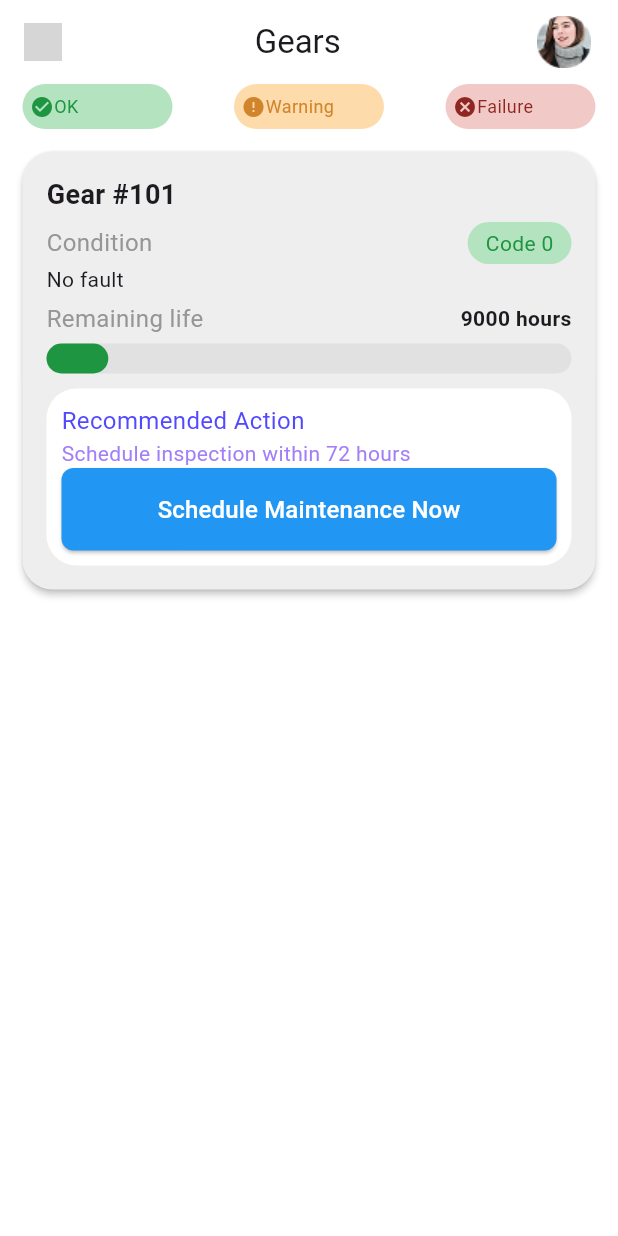
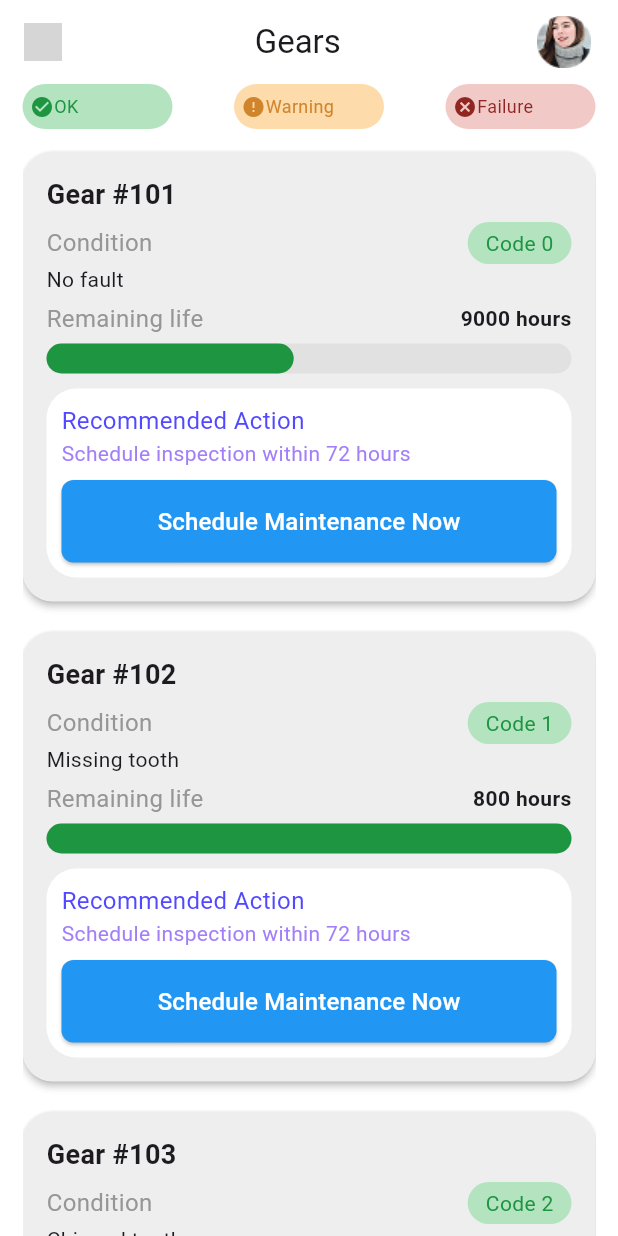
Before and after one commit to Nisrine-C/pi_protype, a Flutter app: the screen it shows after launch, on a phone screen of 412 x 824 dp. Run offline on Flutter 3.47's test engine with Material 3 defaults, Android fonts, the phone set to English and light mode, and no system bars; missing offline and left inert: flutter_svg_icons; grey boxes are pictures that could not be loaded.

Commit message:
Initial Commit

```diff
--- /dev/null
+++ b/lib/model/Fault.model.dart
@@ -0,0 +1,7 @@
+class Fault {
+  final int faultId;
+  final int faultCode;
+  final String faultDesc;
+
+  Fault({required this.faultId, required this.faultCode, required this.faultDesc});
+}
--- /dev/null
+++ b/lib/model/Gear.model.dart
@@ -0,0 +1,9 @@
+
+class Gear {
+  final int gearId;
+  final int faultId;
+  final DateTime installationDate;
+  final double expectedLifetimeHours;
+
+  Gear({required this.gearId, required this.faultId, required this.installationDate, required this.expectedLifetimeHours});
+}
--- /dev/null
+++ b/lib/model/Prediction.model.dart
@@ -0,0 +1,8 @@
+class Prediction {
+  final int gearId;
+  final int predictedFaultCode;
+  final double predictedRulHours;
+  final double confidence;
+
+  Prediction({required this.gearId, required this.predictedFaultCode, required this.predictedRulHours, required this.confidence});
+}
--- /dev/null
+++ b/lib/screen/detail.screen.dart
@@ -0,0 +1,19 @@
+import 'package:flutter/cupertino.dart';
+import 'package:flutter/material.dart';
+
+
+class Detail extends StatelessWidget {
+  final int gearId;
+
+  const Detail({Key? key, required this.gearId}) : super(key: key);
+
+  @override
+  Widget build(BuildContext context) {
+    return Scaffold(
+      appBar: AppBar(title: Text("Gear #$gearId Details")),
+      body: Center(
+        child: Text('This is the details page for Gear #$gearId'),
+      ),
+    );
+  }
+}
--- a/lib/screen/home.screen.dart
+++ b/lib/screen/home.screen.dart
@@ -4,10 +4,32 @@ import 'package:flutter/material.dart';
 import 'package:flutter_svg_icons/flutter_svg_icons.dart';
 import 'package:pi_prototype/constants/colors.dart';
 import 'package:pi_prototype/widget/gear_item.widget.dart';
+import '../model/Fault.model.dart';
+import '../model/Gear.model.dart';
+import '../model/Prediction.model.dart';
 import '../widget/status_indicator.widget.dart';
 
 class Home extends StatelessWidget {
-  const Home({Key? key}) : super(key:key);
+  Home({Key? key}) : super(key:key);
+
+  final gears = [
+    Gear(gearId: 101, faultId: 1, installationDate: DateTime.parse("2023-01-15"), expectedLifetimeHours: 15000),
+    Gear(gearId: 102, faultId: 2, installationDate: DateTime.parse("2022-11-03"), expectedLifetimeHours: 12000),
+    Gear(gearId: 103, faultId: 3, installationDate: DateTime.parse("2023-06-10"), expectedLifetimeHours: 13000),
+  ];
+
+  final faults = [
+    Fault(faultId: 1, faultCode: 0, faultDesc: "No fault"),
+    Fault(faultId: 2, faultCode: 1, faultDesc: "Missing tooth"),
+    Fault(faultId: 3, faultCode: 2, faultDesc: "Chipped tooth"),
+  ];
+
+  final predictions = [
+    Prediction(gearId: 101, predictedFaultCode: 0, predictedRulHours: 9000.0, confidence: 0.99),
+    Prediction(gearId: 102, predictedFaultCode: 1, predictedRulHours: 800.0, confidence: 0.85),
+    Prediction(gearId: 103, predictedFaultCode: 2, predictedRulHours: 500.0, confidence: 0.78),
+  ];
+
 
   @override
   Widget build(BuildContext context) {
@@ -51,9 +73,11 @@ class Home extends StatelessWidget {
                 Expanded(
                   child: ListView(
                     padding: const EdgeInsets.symmetric(vertical: 5),
-                    children: [
-                      GearItem(),
-                    ],
+                    children: gears.map((gear) {
+                      final fault = faults.firstWhere((f) => f.faultId == gear.faultId);
+                      final prediction = predictions.firstWhere((p) => p.gearId == gear.gearId);
+                      return GearItem(gear: gear, fault: fault, prediction: prediction);
+                    }).toList(),
                   ),
                 )
               ],
--- a/lib/widget/gear_item.widget.dart
+++ b/lib/widget/gear_item.widget.dart
@@ -2,154 +2,116 @@ import 'package:flutter/material.dart';
 import 'package:pi_prototype/constants/colors.dart';
 import 'package:pi_prototype/widget/progress_bar.widget.dart';
 
+
+import '../model/Fault.model.dart';
+import '../model/Gear.model.dart';
+import '../model/Prediction.model.dart';
+import '../screen/detail.screen.dart';
+
 class GearItem extends StatelessWidget {
-  const GearItem({super.key});
+  final Gear gear;
+  final Fault fault;
+  final Prediction prediction;
+
+  const GearItem({
+    super.key,
+    required this.gear,
+    required this.fault,
+    required this.prediction,
+  });
 
   @override
   Widget build(BuildContext context) {
-    return Card(
+    double progress = 1 - (prediction.predictedRulHours / gear.expectedLifetimeHours);
+
+    return InkWell(
+      onTap: () {
+        Navigator.push(
+          context,
+          MaterialPageRoute(
+            builder: (context) => Detail(gearId: gear.gearId),
+          ),
+        );
+      },
+      borderRadius: BorderRadius.circular(20), // Match the card radius
+      child: Card(
         elevation: 2,
         color: bgGrey,
-      margin: EdgeInsets.symmetric(vertical:10),
-      shape: RoundedRectangleBorder(
-        borderRadius: BorderRadius.circular(20),
-      ),
+        margin: const EdgeInsets.symmetric(vertical: 10),
+        shape: RoundedRectangleBorder(borderRadius: BorderRadius.circular(20)),
         child: Padding(
-        padding: EdgeInsets.all(16),
+          padding: const EdgeInsets.all(16),
           child: Column(
             crossAxisAlignment: CrossAxisAlignment.start,
             children: [
-            // Header
-            const Text(
-              'Gear #101',
-              style: TextStyle(
-                fontSize: 18,
-                fontWeight: FontWeight.bold,
-              ),
-            ),
+              Text('Gear #${gear.gearId}', style: const TextStyle(fontSize: 18, fontWeight: FontWeight.bold)),
               const SizedBox(height: 5),
-            // Condition
-            Column(
-              crossAxisAlignment: CrossAxisAlignment.start,
-              children: [
+
+              // Fault Info
               Row(
                 mainAxisAlignment: MainAxisAlignment.spaceBetween,
                 children: [
-                    Text(
-                      'Condition',
-                      style: TextStyle(
-                        color: textGrey,
-                        fontSize: 16,
+                  Text('Condition', style: TextStyle(color: textGrey, fontSize: 16)),
+                  Container(
+                    padding: const EdgeInsets.symmetric(horizontal: 12, vertical: 4),
+                    decoration: BoxDecoration(color: tdGreen, borderRadius: BorderRadius.circular(25)),
+                    child: Text('Code ${fault.faultCode}', style: TextStyle(color: textGreen)),
                   ),
+                ],
               ),
+              Text(fault.faultDesc),
+              const SizedBox(height: 5),
+
+              // Remaining Life
+              Row(
+                mainAxisAlignment: MainAxisAlignment.spaceBetween,
+                children: [
+                  Text('Remaining life', style: TextStyle(color: textGrey, fontSize: 16)),
+                  Text('${prediction.predictedRulHours.toStringAsFixed(0)} hours',
+                      style: const TextStyle(fontWeight: FontWeight.bold)),
+                ],
+              ),
+              const SizedBox(height: 5),
+
+              ProgressBar(
+                width: MediaQuery.of(context).size.width,
+                height: 20,
+                progress: progress.clamp(0.0, 1.0),
+              ),
+
+              const SizedBox(height: 10),
+
+              // Recommended Action
               Container(
-                      padding: const EdgeInsets.symmetric(
-                          horizontal: 12, vertical: 4),
-                      decoration: BoxDecoration(
-                        color: tdGreen,
-                        borderRadius: BorderRadius.circular(25),
+                padding: const EdgeInsets.all(10),
+                width: MediaQuery.of(context).size.width,
+                decoration: BoxDecoration(color: Colors.white, borderRadius: BorderRadius.circular(20)),
+                child: Column(
+                  crossAxisAlignment: CrossAxisAlignment.start,
+                  children: [
+                    Text('Recommended Action', style: TextStyle(color: tdBlue, fontSize: 16)),
+                    const Text('Schedule inspection within 72 hours', style: TextStyle(color: tdPurple, fontSize: 14)),
+                    const SizedBox(height: 8),
+                    SizedBox(
+                      width: double.infinity,
+                      child: ElevatedButton(
+                        style: ElevatedButton.styleFrom(
+                          backgroundColor: Colors.blue,
+                          foregroundColor: Colors.white,
+                          shape: RoundedRectangleBorder(borderRadius: BorderRadius.circular(8)),
+                          padding: const EdgeInsets.symmetric(vertical: 16),
                         ),
-                      child: Text(
-                        'Code 0',
-                        style: TextStyle(color: textGreen),
+                        onPressed: () => print('Schedule maintenance for gear ${gear.gearId}'),
+                        child: const Text('Schedule Maintenance Now', style: TextStyle(fontSize: 16)),
                       ),
                     ),
                   ],
                 ),
-                const Text('No fault'),
-                const SizedBox(height: 5),
-                // Remaining Life
-                Row(
-                  mainAxisAlignment: MainAxisAlignment.spaceBetween,
-                  children: [
-                    Text(
-                      'Remaining life',
-                      style: TextStyle(color: textGrey,fontSize: 16,),
-                    ),
-                    Text('9000 hours',
-                    style: TextStyle(fontWeight: FontWeight.bold)),
-                  ],
-                ),
-                const SizedBox(height: 5),
-                // Your ProgressBar widget
-                ProgressBar(
-                  width: MediaQuery.of(context).size.width,
-                  height: 20,
-                  progress: 0.1, // 90% for 9000/10000 hours example
               ),
             ],
           ),
-            const SizedBox(height: 10),
-            // Recommended Action
-            Container(
-              padding: EdgeInsets.all(10),
-              width: MediaQuery.of(context).size.width,
-                decoration: BoxDecoration(
-                    color:Colors.white,
-                    borderRadius: BorderRadius.circular(20)),
-                child: Column(
-                  crossAxisAlignment: CrossAxisAlignment.start,
-                  children: [
-                    Text(
-                      'Recommended Action',
-                      style: TextStyle(color: tdBlue,fontSize: 16),
-                    ),
-                    Text('Schedule inspection within 72 hours',
-                      style: TextStyle(color: tdPurple,fontSize: 14)),
-                SizedBox( // Constrained button width
-                  width: double.infinity, // Makes button full width
-                  child: ElevatedButton(
-                    style: ElevatedButton.styleFrom(
-                      backgroundColor: Colors.blue, // Button color
-                      foregroundColor: Colors.white, // Text color
-                      shape: RoundedRectangleBorder(
-                        borderRadius: BorderRadius.circular(8), // Rounded corners
-                      ),
-                      padding: const EdgeInsets.symmetric(vertical: 16), // Button height
-                    ),
-                    onPressed: () {
-                      // Add your button action here
-                      print('Schedule maintenance button pressed');
-                    },
-                    child: const Text(
-                      'Schedule Maintenance Now',
-                      style: TextStyle(fontSize: 16),
-                    ),
-                  )
-                ),
-                  ],
-                )
-            ),
-          ],
         ),
       ),
     );
   }
 }
-
-// Test screen
-class GearTestScreen extends StatelessWidget {
-  const GearTestScreen({super.key});
-
-  @override
-  Widget build(BuildContext context) {
-    return Scaffold(
-      appBar: AppBar(
-        title: const Text('Gear Item Test'),
-      ),
-      body: ListView(
-        padding: const EdgeInsets.all(16),
-        children: const [
-          GearItem(),
-          GearItem(), // Second item for testing
-        ],
-      ),
-    );
-  }
-}
-
-void main() {
-  runApp(const MaterialApp(
-    home: GearTestScreen(),
-  ));
-}
```
Also changed, not shown: 1 other file. Lines whose indentation alone changed are shown as unchanged.
